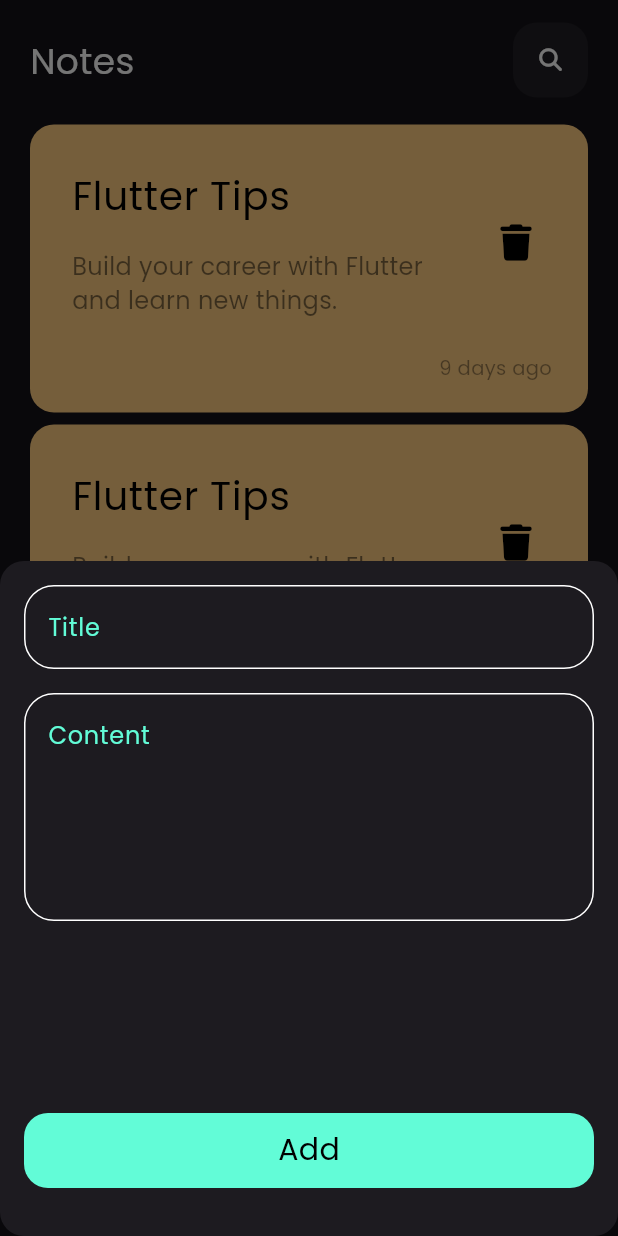
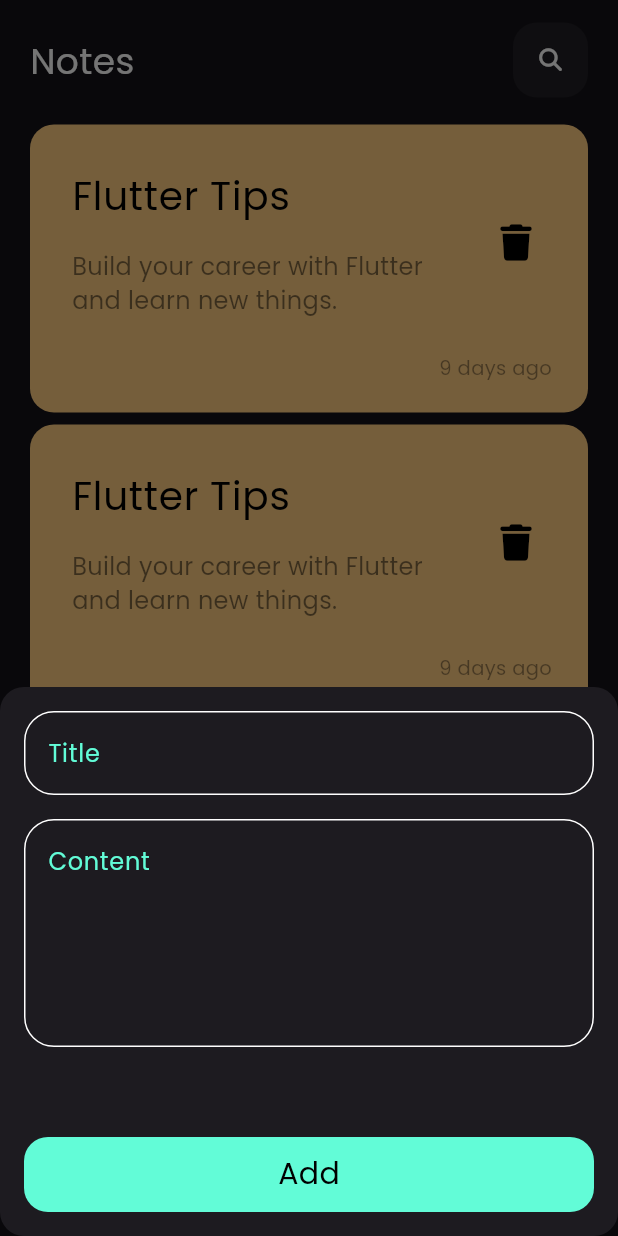
Before and after one commit to ahmed3ab3al/notes_app, a Flutter app: the screen it shows after launch, after a tap on an icon or button, on a phone screen of 412 x 824 dp. Run offline on Flutter 3.47's test engine with Material 3 defaults, Android fonts, the phone set to English and light mode, and no system bars; our stand-ins replace flutter_bloc, font_awesome_flutter, hive_flutter; accounts and stored records are empty.

Commit message:
fix keyboard and sheet

```diff
--- a/lib/features/home/presentation/views/notes_view.dart
+++ b/lib/features/home/presentation/views/notes_view.dart
@@ -13,6 +13,7 @@ class NotesView extends StatelessWidget {
       floatingActionButton: CustomFloatingButton(
         onTap: (){
           showModalBottomSheet(
+          isScrollControlled : true,
             shape:  RoundedRectangleBorder(
               borderRadius: BorderRadius.circular(
                 16
--- a/lib/features/home/presentation/views/widgets/custom_note_sheet.dart
+++ b/lib/features/home/presentation/views/widgets/custom_note_sheet.dart
@@ -44,7 +44,11 @@ class _CustomNoteSheetState extends State<CustomNoteSheet> {
           return AbsorbPointer(
             absorbing: state is AddNoteLoading ? true : false,
             child: Padding(
-                padding: const EdgeInsets.symmetric(horizontal: 16),
+                padding:  EdgeInsets.only(
+                left : 16,
+                right : 16,
+                bottom : MediaQuery.of(context).viewInsets.bottom,
+                ),
                 child: SingleChildScrollView(
                   child: Form(
                     key: formKey,
@@ -75,7 +79,7 @@ class _CustomNoteSheetState extends State<CustomNoteSheet> {
                           color: AppColors.primary,
                         ),
                         const SizedBox(
-                          height: 128,
+                          height: 60,
                         ),
                         CustomButton(
                           isLoading: state is AddNoteLoading ? true : false,
@@ -95,7 +99,7 @@ class _CustomNoteSheetState extends State<CustomNoteSheet> {
                           },
                         ),
                         const SizedBox(
-                          height: 32,
+                          height: 16,
                         ),
                       ],
                     ),
```
